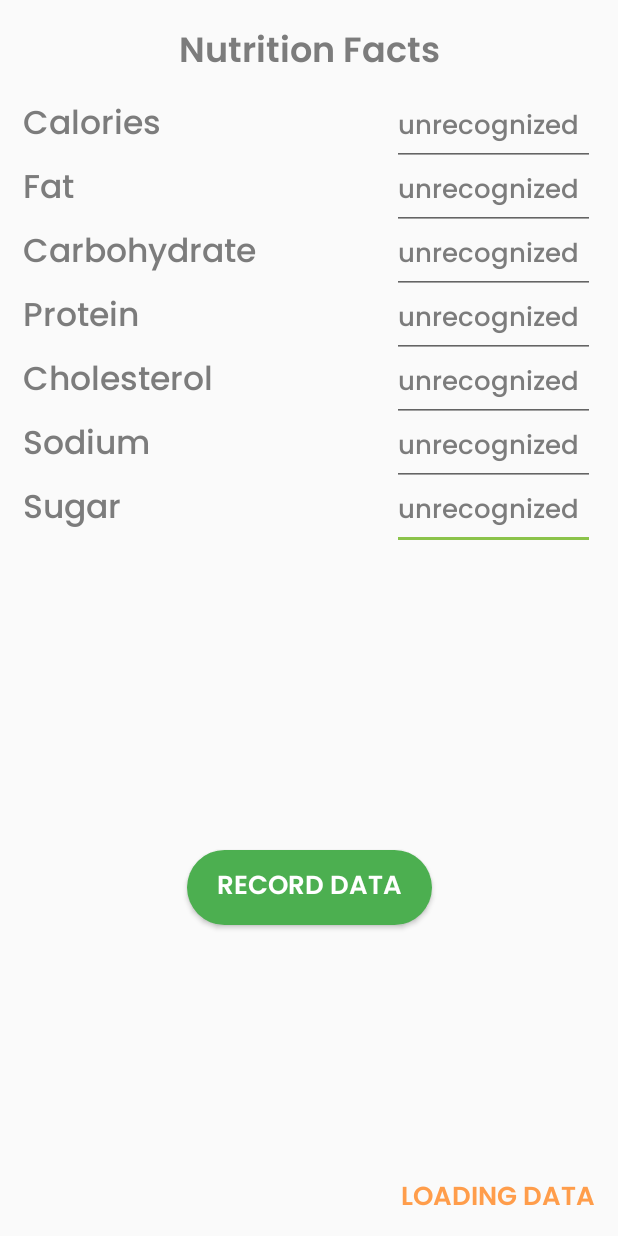
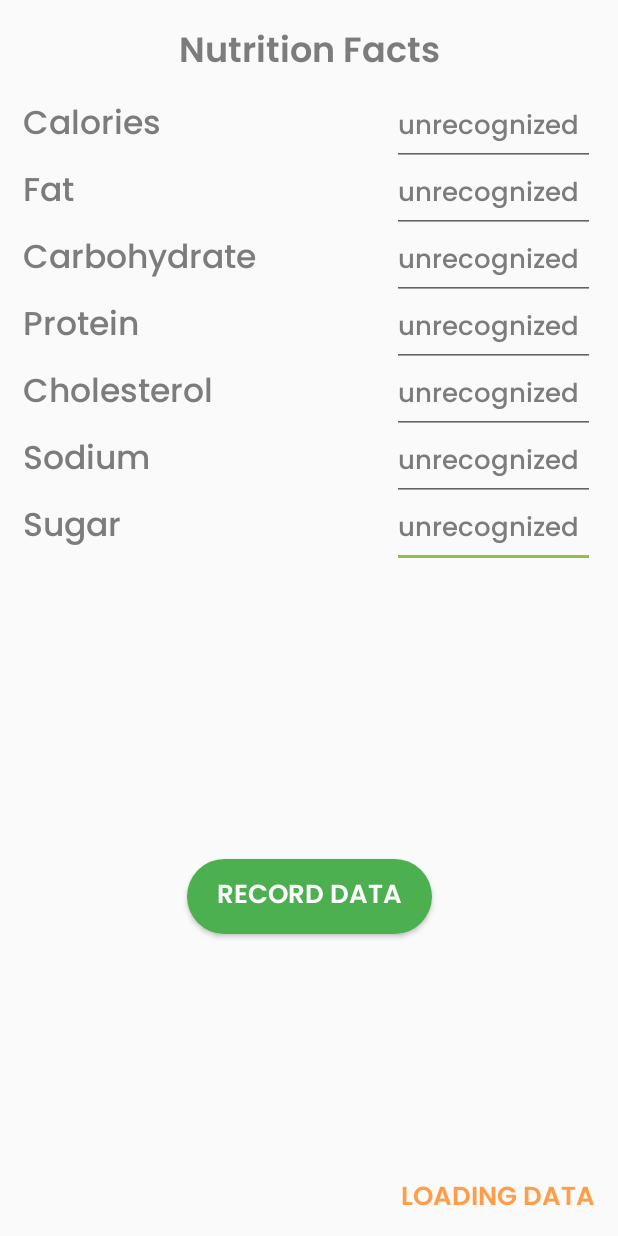
Before and after one commit to AugustineJeong/The-Calorie-Tracking-App, an Android app: the ProgramActivity screen opened directly, with no data from a screen before it, on a phone screen of 412 x 824 dp. Run offline under Robolectric (Android 15) with nearby library versions, the phone set to English and light mode, and no system bars; libraries missing offline, so code that uses them is left out: com.google.firebase.ml; Roboto replaces fonts that are not available here; 4 statements that could not run were skipped.

Commit message:
UI Update.

```diff
--- a/app/src/main/AndroidManifest.xml
+++ b/app/src/main/AndroidManifest.xml
@@ -7,7 +7,7 @@
 
     <application
         android:allowBackup="true"
-        android:icon="@mipmap/ic_launcher"
+        android:icon="@drawable/icon_logo"
         android:label="@string/app_name"
         android:roundIcon="@mipmap/ic_launcher_round"
         android:supportsRtl="true"
--- a/app/src/main/res/layout/activity_program.xml
+++ b/app/src/main/res/layout/activity_program.xml
@@ -95,7 +95,7 @@
         android:layout_width="122dp"
         android:layout_height="wrap_content"
         android:layout_marginStart="15dp"
-        android:layout_marginTop="5dp"
+        android:layout_marginTop="7dp"
         android:fontFamily="@font/poppins_medium"
         android:text="Sugar"
         android:textColor="#7C7C7C"
@@ -108,7 +108,7 @@
         android:layout_width="122dp"
         android:layout_height="wrap_content"
         android:layout_marginStart="15dp"
-        android:layout_marginTop="5dp"
+        android:layout_marginTop="7dp"
         android:fontFamily="@font/poppins_medium"
         android:text="Sodium"
         android:textColor="#7C7C7C"
@@ -121,7 +121,7 @@
         android:layout_width="170dp"
         android:layout_height="wrap_content"
         android:layout_marginStart="15dp"
-        android:layout_marginTop="5dp"
+        android:layout_marginTop="7dp"
         android:fontFamily="@font/poppins_medium"
         android:text="Cholesterol"
         android:textColor="#7C7C7C"
@@ -134,7 +134,7 @@
         android:layout_width="122dp"
         android:layout_height="wrap_content"
         android:layout_marginStart="15dp"
-        android:layout_marginTop="5dp"
+        android:layout_marginTop="7dp"
         android:fontFamily="@font/poppins_medium"
         android:text="Protein"
         android:textColor="#7C7C7C"
@@ -147,7 +147,7 @@
         android:layout_width="180dp"
         android:layout_height="wrap_content"
         android:layout_marginStart="15dp"
-        android:layout_marginTop="5dp"
+        android:layout_marginTop="7dp"
         android:fontFamily="@font/poppins_medium"
         android:text="Carbohydrate"
         android:textColor="#7C7C7C"
@@ -160,7 +160,7 @@
         android:layout_width="122dp"
         android:layout_height="wrap_content"
         android:layout_marginStart="15dp"
-        android:layout_marginTop="5dp"
+        android:layout_marginTop="7dp"
         android:fontFamily="@font/poppins_medium"
         android:text="Fat"
         android:textColor="#7C7C7C"
```
Also changed, not shown: app/src/main/res/drawable/home_logo.png (added), app/src/main/res/drawable/icon_logo.png (added).
